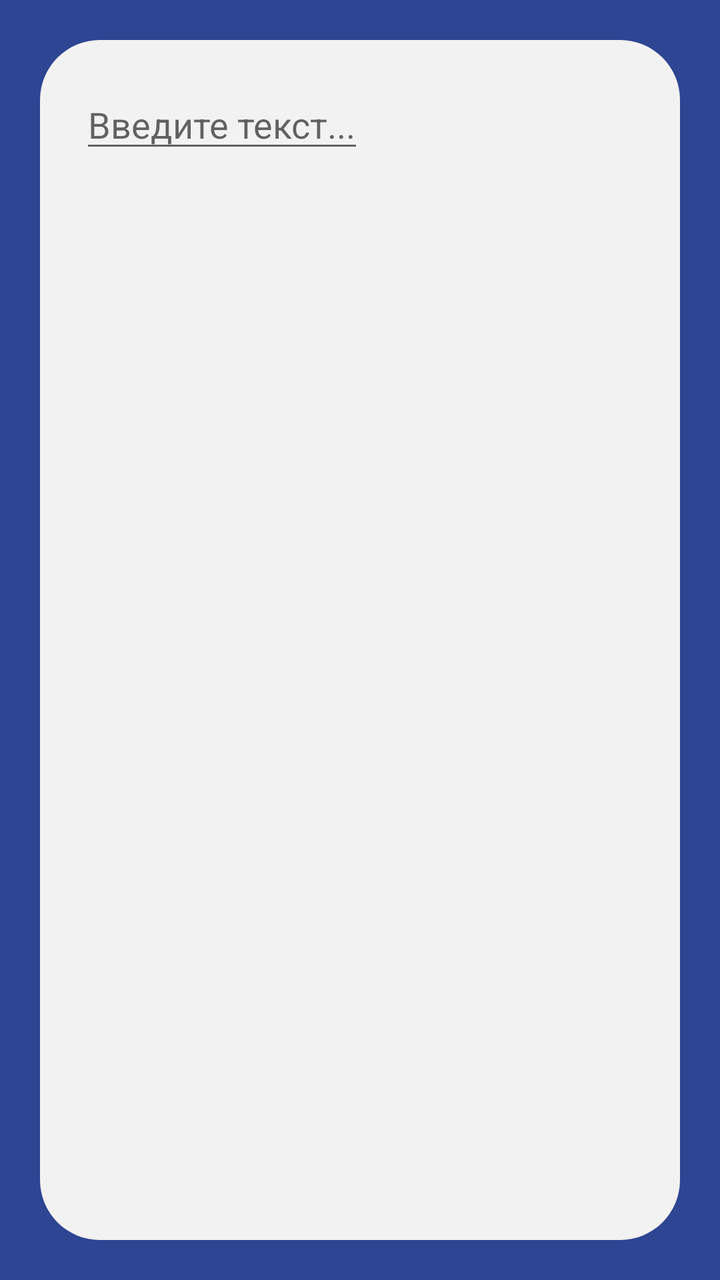
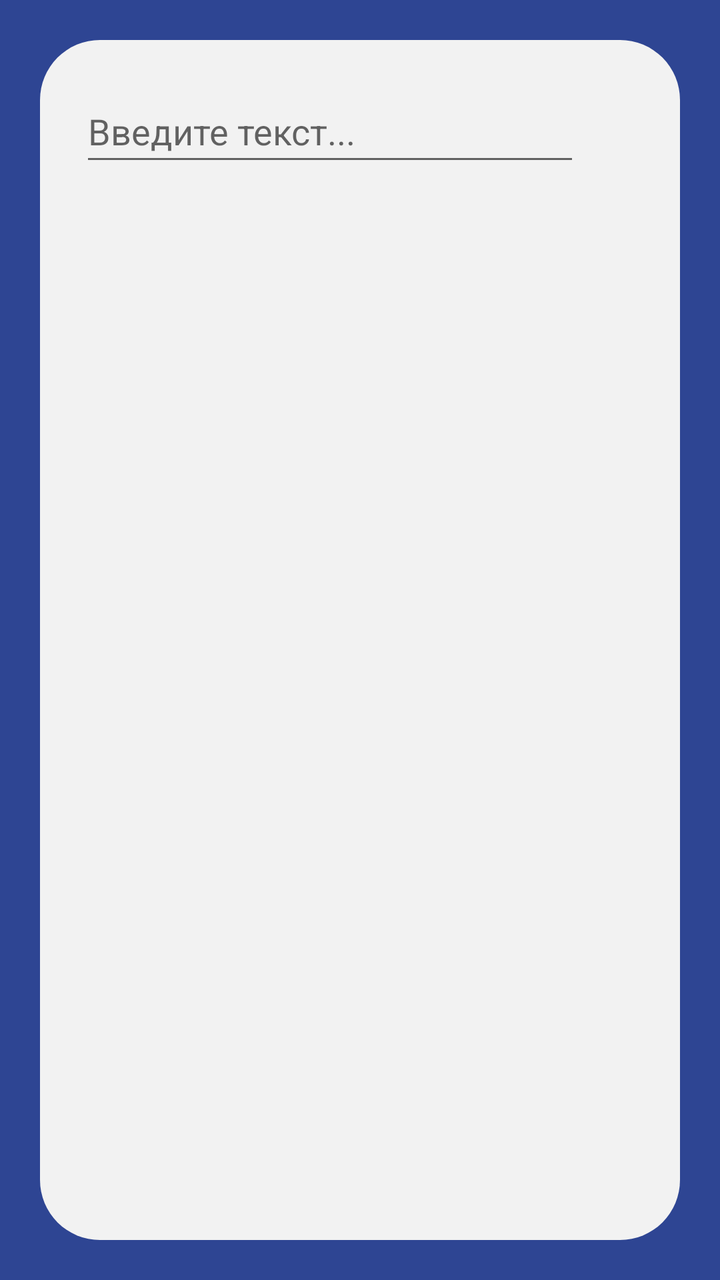

The first picture is an Android layout as it rendered before a commit; the second is the same layout after the commit. The layout source and the unified diff follow.
<!-- AndroidManifest.xml: application theme Theme.MyApplication -->
<!-- res/layout/fragment_text_edit.xml -->
<?xml version="1.0" encoding="utf-8"?>
<LinearLayout xmlns:android="http://schemas.android.com/apk/res/android"
    xmlns:tools="http://schemas.android.com/tools"
    android:orientation="vertical"
    android:padding="20dp"
    android:background="#2E4593"
    android:layout_width="match_parent"
    android:layout_height="match_parent">

    <LinearLayout
        android:orientation="vertical"
        android:padding="20dp"
        android:background="@drawable/bg_card"
        android:layout_width="match_parent"
        android:layout_height="match_parent">

    <EditText
        android:id="@+id/editText"
        android:autofillHints="текст"
        android:hint="Введите текст..."
        android:layout_width="wrap_content"
        android:layout_height="wrap_content"
        tools:ignore="HardcodedText" />

    </LinearLayout>

</LinearLayout>
<!-- resources referenced by this layout -->
<resources>
  <!-- drawable bg_card (drawable) -->
  <shape xmlns:android="http://schemas.android.com/apk/res/android">
      <solid android:color="#F2F2F2"/>
      <corners android:radius="30dp"/>
  </shape>
  <style name="Theme.MyApplication" parent="Theme.MaterialComponents.DayNight.DarkActionBar">
          
          <item name="colorPrimary">@color/purple_500</item>
          <item name="colorPrimaryVariant">@color/purple_700</item>
          <item name="colorOnPrimary">@color/white</item>
          
          <item name="colorSecondary">@color/teal_200</item>
          <item name="colorSecondaryVariant">@color/teal_700</item>
          <item name="colorOnSecondary">@color/black</item>
          
          <item name="android:statusBarColor">?attr/colorPrimaryVariant</item>
          
      </style>
  <color name="purple_500">#FF6200EE</color>
  <color name="purple_700">#FF3700B3</color>
  <color name="white">#FFFFFFFF</color>
  <color name="teal_200">#FF03DAC5</color>
  <color name="teal_700">#FF018786</color>
  <color name="black">#FF000000</color>
</resources>

<!-- the commit's change to res/layout/fragment_text_edit.xml (unified diff, before → after) -->
@@ -18,8 +18,10 @@
         android:id="@+id/editText"
         android:autofillHints="текст"
         android:hint="Введите текст..."
-        android:layout_width="wrap_content"
+        android:layout_width="250dp"
         android:layout_height="wrap_content"
+        android:minHeight="48dp"
+        android:inputType="text"
         tools:ignore="HardcodedText" />
 
     </LinearLayout>
